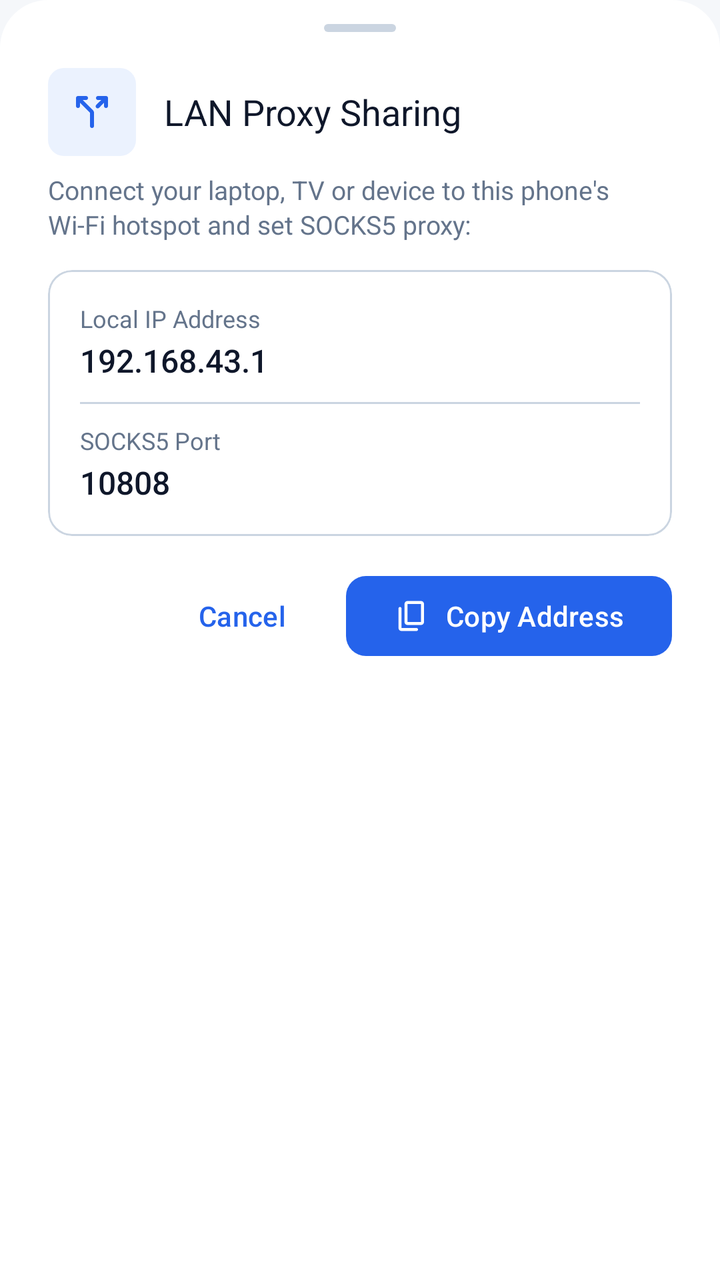
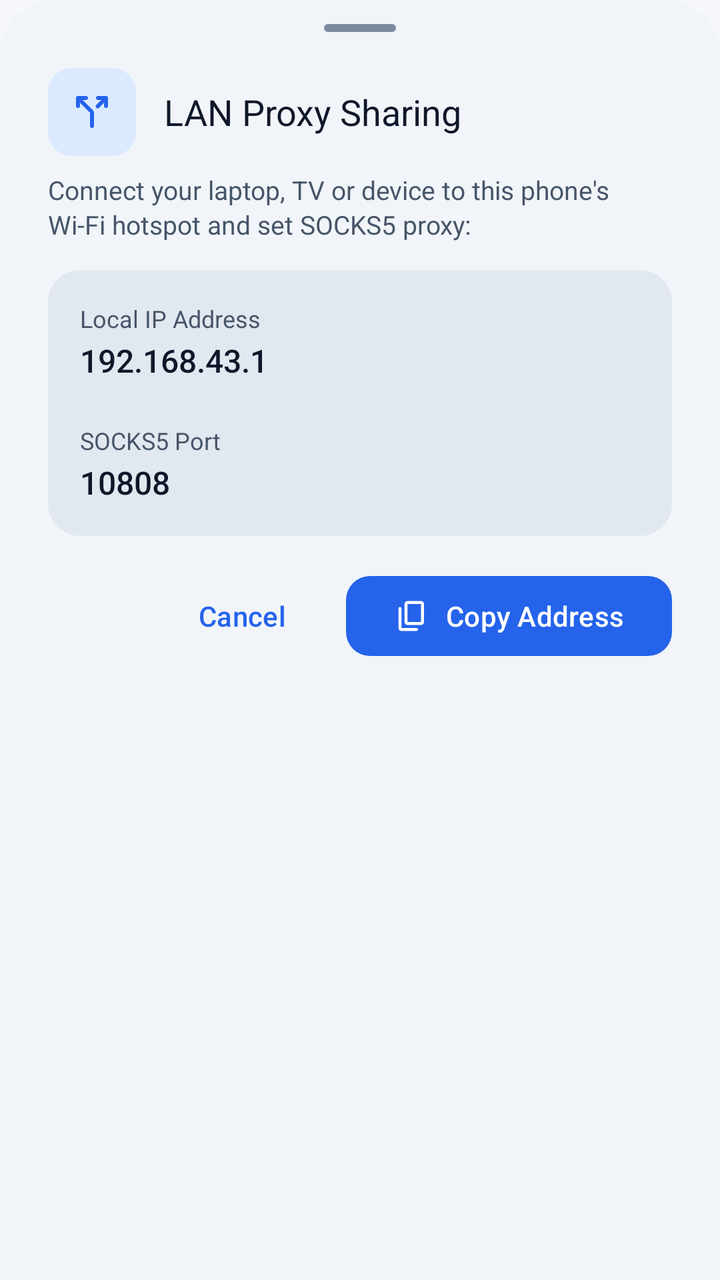

Before-and-after screenshots of an Android layout around one commit, followed by the original layout XML and the change that was made.
<!-- AndroidManifest.xml: application theme Theme.SoxMax -->
<!-- res/layout/bottom_sheet_hotspot.xml -->
<?xml version="1.0" encoding="utf-8"?>
<LinearLayout xmlns:android="http://schemas.android.com/apk/res/android"
    xmlns:app="http://schemas.android.com/apk/res-auto"
    android:layout_width="match_parent"
    android:layout_height="wrap_content"
    android:orientation="vertical"
    android:background="@drawable/bg_bottom_sheet"
    android:paddingHorizontal="24dp"
    android:paddingTop="12dp"
    android:paddingBottom="28dp">

    <View
        android:layout_width="36dp"
        android:layout_height="4dp"
        android:layout_gravity="center_horizontal"
        android:background="@drawable/bg_drag_handle"
        android:layout_marginBottom="18dp" />

    <LinearLayout
        android:layout_width="match_parent"
        android:layout_height="wrap_content"
        android:orientation="horizontal"
        android:gravity="center_vertical"
        android:layout_marginBottom="8dp">

        <FrameLayout
            android:layout_width="44dp"
            android:layout_height="44dp"
            android:background="@drawable/bg_icon_badge">

            <ImageView
                android:layout_width="24dp"
                android:layout_height="24dp"
                android:layout_gravity="center"
                android:src="@drawable/ic_split_tunnel"
                app:tint="@color/accent_blue"
                android:contentDescription="@null" />

        </FrameLayout>

        <TextView
            android:layout_width="0dp"
            android:layout_height="wrap_content"
            android:layout_weight="1"
            android:layout_marginStart="14dp"
            android:text="@string/hotspot_sheet_title"
            android:textColor="@color/text_primary"
            android:textSize="18sp"
            android:fontFamily="sans-serif-bold" />

    </LinearLayout>

    <TextView
        android:layout_width="match_parent"
        android:layout_height="wrap_content"
        android:layout_marginBottom="14dp"
        android:text="@string/hotspot_sheet_guide"
        android:textColor="@color/text_secondary"
        android:textSize="13sp"
        android:lineSpacingExtra="2dp" />

    <com.google.android.material.card.MaterialCardView
        android:layout_width="match_parent"
        android:layout_height="wrap_content"
        android:layout_marginBottom="16dp"
        app:cardBackgroundColor="@color/bg_card"
        app:cardCornerRadius="12dp"
        app:cardElevation="0dp"
        app:strokeColor="@color/bg_card_stroke"
        app:strokeWidth="1dp">

        <LinearLayout
            android:layout_width="match_parent"
            android:layout_height="wrap_content"
            android:orientation="vertical"
            android:padding="16dp">

            <TextView
                android:layout_width="wrap_content"
                android:layout_height="wrap_content"
                android:text="@string/hotspot_sheet_ip_label"
                android:textColor="@color/text_secondary"
                android:textSize="12sp" />

            <TextView
                android:id="@+id/text_hotspot_ip"
                android:layout_width="wrap_content"
                android:layout_height="wrap_content"
                android:layout_marginTop="2dp"
                android:textColor="@color/text_primary"
                android:textSize="16sp"
                android:fontFamily="sans-serif-medium"
                android:text="192.168.43.1" />

            <View
                android:layout_width="match_parent"
                android:layout_height="1dp"
                android:layout_marginVertical="10dp"
                android:background="@color/bg_card_stroke" />

            <TextView
                android:layout_width="wrap_content"
                android:layout_height="wrap_content"
                android:text="@string/hotspot_sheet_port_label"
                android:textColor="@color/text_secondary"
                android:textSize="12sp" />

            <TextView
                android:id="@+id/text_hotspot_port"
                android:layout_width="wrap_content"
                android:layout_height="wrap_content"
                android:layout_marginTop="2dp"
                android:textColor="@color/text_primary"
                android:textSize="16sp"
                android:fontFamily="sans-serif-medium"
                android:text="10808" />

        </LinearLayout>

    </com.google.android.material.card.MaterialCardView>

    <LinearLayout
        android:layout_width="match_parent"
        android:layout_height="wrap_content"
        android:orientation="horizontal"
        android:gravity="end">

        <com.google.android.material.button.MaterialButton
            android:id="@+id/btn_close_hotspot"
            style="@style/Widget.Material3.Button.TextButton"
            android:layout_width="wrap_content"
            android:layout_height="wrap_content"
            android:layout_marginEnd="8dp"
            android:text="@string/cancel" />

        <com.google.android.material.button.MaterialButton
            android:id="@+id/btn_copy_hotspot"
            style="@style/Widget.Material3.Button"
            android:layout_width="wrap_content"
            android:layout_height="wrap_content"
            android:text="@string/hotspot_sheet_copy"
            app:icon="@drawable/ic_content_copy"
            app:cornerRadius="10dp" />

    </LinearLayout>

</LinearLayout>
<!-- resources referenced by this layout -->
<resources>
  <color name="accent_blue">#2563EB</color>
  <color name="bg_card">#FFFFFF</color>
  <color name="bg_card_stroke">#CBD5E1</color>
  <color name="text_primary">#0F172A</color>
  <color name="text_secondary">#64748B</color>
  <!-- drawable bg_bottom_sheet (drawable) -->
  <?xml version="1.0" encoding="utf-8"?>
  <shape xmlns:android="http://schemas.android.com/apk/res/android"
      android:shape="rectangle">
      <solid android:color="@color/bg_card" />
      <corners
          android:topLeftRadius="24dp"
          android:topRightRadius="24dp" />
  </shape>
  <!-- drawable bg_drag_handle (drawable) -->
  <?xml version="1.0" encoding="utf-8"?>
  <shape xmlns:android="http://schemas.android.com/apk/res/android"
      android:shape="rectangle">
      <solid android:color="@color/bg_card_stroke" />
      <corners android:radius="4dp" />
  </shape>
  <!-- drawable bg_icon_badge (drawable) -->
  <?xml version="1.0" encoding="utf-8"?>
  <shape xmlns:android="http://schemas.android.com/apk/res/android"
      android:shape="rectangle">
      <solid android:color="#1A3B82F6" />
      <corners android:radius="8dp" />
  </shape>
  <style name="Theme.SoxMax" parent="Theme.Material3.DayNight.NoActionBar">
          <item name="colorPrimary">@color/accent_blue</item>
          <item name="colorOnPrimary">@android:color/white</item>
          <item name="android:windowBackground">@color/bg_deep</item>
          <item name="android:statusBarColor" tools:targetApi="l">@android:color/transparent</item>
          <item name="android:navigationBarColor" tools:targetApi="l">@android:color/transparent</item>
          <item name="android:windowLightStatusBar" tools:targetApi="m">?attr/isLightTheme</item>
          <item name="android:windowLightNavigationBar" tools:targetApi="o_mr1">?attr/isLightTheme</item>
          <item name="materialSwitchStyle">@style/Widget.Fluxon.Switch</item>
      </style>
  <!-- unchanged entries left out for length: 10 -->
</resources>

<!-- the commit's change to res/layout/bottom_sheet_hotspot.xml (unified diff, before → after) -->
@@ -33,7 +33,7 @@
                 android:layout_height="24dp"
                 android:layout_gravity="center"
                 android:src="@drawable/ic_split_tunnel"
-                app:tint="@color/accent_blue"
+                app:tint="@color/m3_primary"
                 android:contentDescription="@null" />
 
         </FrameLayout>
@@ -63,10 +63,10 @@
         android:layout_width="match_parent"
         android:layout_height="wrap_content"
         android:layout_marginBottom="16dp"
-        app:cardBackgroundColor="@color/bg_card"
-        app:cardCornerRadius="12dp"
+        app:cardBackgroundColor="@color/m3_surface_container"
+        app:cardCornerRadius="16dp"
         app:cardElevation="0dp"
-        app:strokeColor="@color/bg_card_stroke"
+        app:strokeColor="@color/m3_outline_variant"
         app:strokeWidth="1dp">
 
         <LinearLayout
@@ -96,7 +96,7 @@
                 android:layout_width="match_parent"
                 android:layout_height="1dp"
                 android:layout_marginVertical="10dp"
-                android:background="@color/bg_card_stroke" />
+                android:background="@color/m3_outline_variant" />
 
             <TextView
                 android:layout_width="wrap_content"
@@ -140,7 +140,7 @@
             android:layout_height="wrap_content"
             android:text="@string/hotspot_sheet_copy"
             app:icon="@drawable/ic_content_copy"
-            app:cornerRadius="10dp" />
+            app:cornerRadius="12dp" />
 
     </LinearLayout>
 
<!-- resource entries referenced after the edit -->
@@ -1,42 +1,130 @@
 <!-- resources referenced by this layout -->
 <resources>
-  <color name="accent_blue">#2563EB</color>
-  <color name="bg_card">#FFFFFF</color>
-  <color name="bg_card_stroke">#CBD5E1</color>
-  <color name="text_primary">#0F172A</color>
-  <color name="text_secondary">#64748B</color>
+  <color name="m3_outline_variant">#E2E8F0</color>
+  <color name="m3_primary">#2563EB</color>
+  <color name="m3_surface_container">#E2E8F0</color>
+  <color name="text_primary">@color/m3_on_surface</color>
+  <color name="text_secondary">@color/m3_on_surface_variant</color>
   <!-- drawable bg_bottom_sheet (drawable) -->
   <?xml version="1.0" encoding="utf-8"?>
   <shape xmlns:android="http://schemas.android.com/apk/res/android"
       android:shape="rectangle">
-      <solid android:color="@color/bg_card" />
+      <solid android:color="@color/m3_surface_container_low" />
       <corners
-          android:topLeftRadius="24dp"
-          android:topRightRadius="24dp" />
+          android:topLeftRadius="28dp"
+          android:topRightRadius="28dp" />
   </shape>
   <!-- drawable bg_drag_handle (drawable) -->
   <?xml version="1.0" encoding="utf-8"?>
   <shape xmlns:android="http://schemas.android.com/apk/res/android"
       android:shape="rectangle">
-      <solid android:color="@color/bg_card_stroke" />
-      <corners android:radius="4dp" />
+      <solid android:color="@color/m3_outline" />
+      <size
+          android:width="32dp"
+          android:height="4dp" />
+      <corners android:radius="2dp" />
   </shape>
   <!-- drawable bg_icon_badge (drawable) -->
   <?xml version="1.0" encoding="utf-8"?>
   <shape xmlns:android="http://schemas.android.com/apk/res/android"
       android:shape="rectangle">
-      <solid android:color="#1A3B82F6" />
-      <corners android:radius="8dp" />
+      <solid android:color="@color/m3_primary_container" />
+      <corners android:radius="12dp" />
   </shape>
   <style name="Theme.SoxMax" parent="Theme.Material3.DayNight.NoActionBar">
-          <item name="colorPrimary">@color/accent_blue</item>
-          <item name="colorOnPrimary">@android:color/white</item>
+          
+          <item name="colorPrimary">@color/m3_primary</item>
+          <item name="colorOnPrimary">@color/m3_on_primary</item>
+          <item name="colorPrimaryContainer">@color/m3_primary_container</item>
+          <item name="colorOnPrimaryContainer">@color/m3_on_primary_container</item>
+  
+          
+          <item name="colorSecondary">@color/m3_secondary</item>
+          <item name="colorOnSecondary">@color/m3_on_secondary</item>
+          <item name="colorSecondaryContainer">@color/m3_secondary_container</item>
+          <item name="colorOnSecondaryContainer">@color/m3_on_secondary_container</item>
+  
+          
+          <item name="colorTertiary">@color/m3_tertiary</item>
+          <item name="colorOnTertiary">@color/m3_on_tertiary</item>
+          <item name="colorTertiaryContainer">@color/m3_tertiary_container</item>
+          <item name="colorOnTertiaryContainer">@color/m3_on_tertiary_container</item>
+  
+          
+          <item name="colorError">@color/m3_error</item>
+          <item name="colorOnError">@color/m3_on_error</item>
+          <item name="colorErrorContainer">@color/m3_error_container</item>
+          <item name="colorOnErrorContainer">@color/m3_on_error_container</item>
+  
+          
+          <item name="colorSurface">@color/m3_surface</item>
+          <item name="colorOnSurface">@color/m3_on_surface</item>
+          <item name="colorOnSurfaceVariant">@color/m3_on_surface_variant</item>
+          <item name="colorSurfaceContainerLowest">@color/m3_surface_container_lowest</item>
+          <item name="colorSurfaceContainerLow">@color/m3_surface_container_low</item>
+          <item name="colorSurfaceContainer">@color/m3_surface_container</item>
+          <item name="colorSurfaceContainerHigh">@color/m3_surface_container_high</item>
+          <item name="colorSurfaceContainerHighest">@color/m3_surface_container_highest</item>
+          <item name="colorOutline">@color/m3_outline</item>
+          <item name="colorOutlineVariant">@color/m3_outline_variant</item>
+  
+          
           <item name="android:windowBackground">@color/bg_deep</item>
           <item name="android:statusBarColor" tools:targetApi="l">@android:color/transparent</item>
           <item name="android:navigationBarColor" tools:targetApi="l">@android:color/transparent</item>
           <item name="android:windowLightStatusBar" tools:targetApi="m">?attr/isLightTheme</item>
           <item name="android:windowLightNavigationBar" tools:targetApi="o_mr1">?attr/isLightTheme</item>
+  
+          
           <item name="materialSwitchStyle">@style/Widget.Fluxon.Switch</item>
+          <item name="bottomSheetDialogTheme">@style/ThemeOverlay.Fluxon.BottomSheetDialog</item>
+          <item name="materialAlertDialogTheme">@style/ThemeOverlay.Fluxon.MaterialAlertDialog</item>
+      </style>
+  <color name="m3_on_surface">#0F172A</color>
+  <color name="m3_on_surface_variant">#475569</color>
+  <color name="m3_surface_container_low">#F1F5F9</color>
+  <color name="m3_outline">#7C8BA0</color>
+  <color name="m3_primary_container">#DBEAFE</color>
+  <color name="m3_on_primary">#FFFFFF</color>
+  <color name="m3_on_primary_container">#1E40AF</color>
+  <color name="m3_secondary">#475569</color>
+  <color name="m3_on_secondary">#FFFFFF</color>
+  <color name="m3_secondary_container">#E2E8F0</color>
+  <color name="m3_on_secondary_container">#1E293B</color>
+  <color name="m3_tertiary">#7C3AED</color>
+  <color name="m3_on_tertiary">#FFFFFF</color>
+  <color name="m3_tertiary_container">#EDE9FE</color>
+  <color name="m3_on_tertiary_container">#4C1D95</color>
+  <color name="m3_error">#DC2626</color>
+  <color name="m3_on_error">#FFFFFF</color>
+  <color name="m3_error_container">#FEE2E2</color>
+  <color name="m3_on_error_container">#991B1B</color>
+  <color name="m3_surface">#F8FAFC</color>
+  <color name="m3_surface_container_lowest">#FFFFFF</color>
+  <color name="m3_surface_container_high">#CBD5E1</color>
+  <color name="m3_surface_container_highest">#94A3B8</color>
+  <style name="ThemeOverlay.Fluxon.BottomSheetDialog" parent="ThemeOverlay.Material3.BottomSheetDialog">
+          <item name="bottomSheetStyle">@style/Widget.Fluxon.BottomSheet.Modal</item>
+          <item name="android:windowIsFloating">false</item>
+          <item name="android:statusBarColor">@android:color/transparent</item>
+          <item name="android:navigationBarColor">@android:color/transparent</item>
+      </style>
+  <style name="ThemeOverlay.Fluxon.MaterialAlertDialog" parent="ThemeOverlay.Material3.MaterialAlertDialog">
+          <item name="colorSurface">@color/m3_surface_container_low</item>
+          <item name="shapeAppearance">@style/ShapeAppearance.Fluxon.Dialog</item>
+      </style>
+  <style name="Widget.Fluxon.BottomSheet.Modal" parent="Widget.Material3.BottomSheet.Modal">
+          <item name="backgroundTint">@color/m3_surface_container_low</item>
+          <item name="shapeAppearance">@style/ShapeAppearance.Fluxon.BottomSheet</item>
+      </style>
+  <style name="ShapeAppearance.Fluxon.Dialog" parent="ShapeAppearance.Material3.Corner.ExtraLarge">
+          <item name="cornerSize">20dp</item>
+      </style>
+  <style name="ShapeAppearance.Fluxon.BottomSheet" parent="ShapeAppearance.Material3.Corner.Large">
+          <item name="cornerSizeTopLeft">28dp</item>
+          <item name="cornerSizeTopRight">28dp</item>
+          <item name="cornerSizeBottomLeft">0dp</item>
+          <item name="cornerSizeBottomRight">0dp</item>
       </style>
   <!-- unchanged entries left out for length: 10 -->
 </resources>
